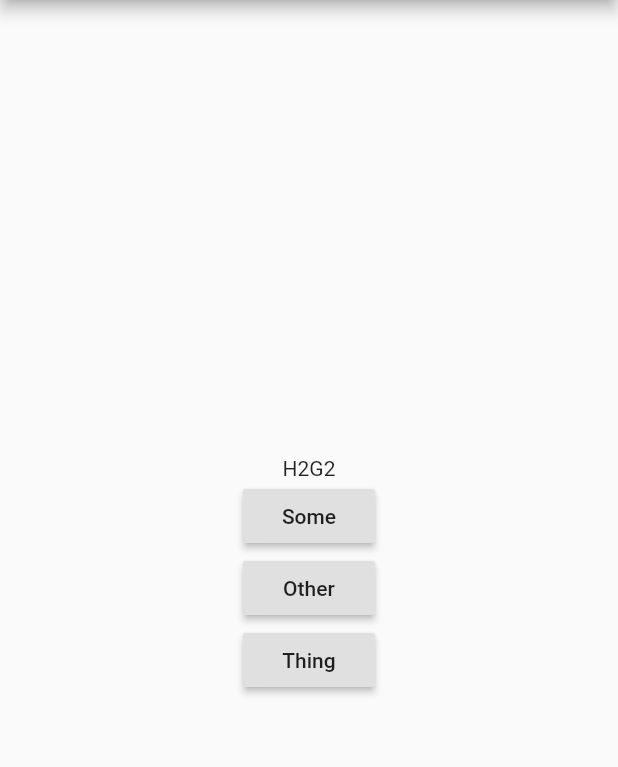
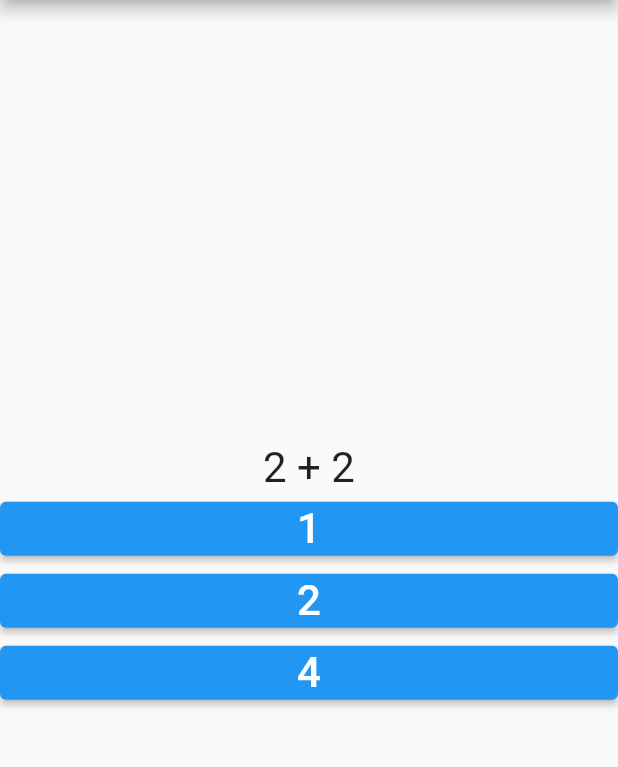
Before and after one commit to DiogoVieiraFerreira/mob2_quizz, a Flutter app: the screen it shows after launch, on a phone screen of 412 x 824 dp, the part 84-851 px from its top. Run offline on Flutter 3.47's test engine with Material 2 defaults, Android fonts, the phone set to English and light mode, and no system bars.

Commit message:
hurni quizz

```diff
--- a/lib/models/quiz_session.dart
+++ b/lib/models/quiz_session.dart
@@ -3,8 +3,9 @@ import 'package:quiz/models/question.dart';
 
 class QuizSession with ChangeNotifier {
   var _questions = [
-    Question("H2G2", ["Some", "Other", "Thing"], "Other"),
-    Question("Je suis ton père", ["Star Wars", "Bisounours", "Thing"], "Star Wars"),
+    Question("2 + 2", ["1", "2", "4"], "4", "come on"),
+    Question("Meaning of life?", ["God", "42", "Me"], "42", "H2G2"),
+    Question("May the Force be with you", ["Star Wars", "Forest Gump", "American Pie"], "Star Wars", "Skywalker"),
   ];
 
   var _currentQuestionIndex = 0;
--- a/lib/widgets/game_screen.dart
+++ b/lib/widgets/game_screen.dart
@@ -22,14 +22,17 @@ class GameScreen extends StatelessWidget {
 
   Widget buildQuestion(BuildContext context, Question question) {
     var answerButtons = question.answers.map((answer) {
-      return RaisedButton(
+      return ElevatedButton(
         onPressed: () {
           var session = Provider.of<QuizSession>(context, listen: false);
           if (session.checkAnswer(answer)) {
             session.nextQuestion();
           }
         },
-        child: Text(answer),
+        child: SizedBox(
+          width: double.infinity,
+          child: Text(answer, textScaleFactor: 2.0, textAlign: TextAlign.center)
+        )
       );
     });
 
@@ -37,7 +40,7 @@ class GameScreen extends StatelessWidget {
       child: Column(
         mainAxisAlignment: MainAxisAlignment.center,
         children: <Widget>[
-          Text(question.caption),
+          Text(question.caption, textScaleFactor: 2.0),
           ...answerButtons,
         ],
       ),
--- a/pubspec.yaml
+++ b/pubspec.yaml
@@ -24,7 +24,7 @@ dependencies:
   # Use with the CupertinoIcons class for iOS style icons.
   cupertino_icons: ^0.1.2
 
-  provider: ^4.0.4
+  provider: ^4.3.0
 
 dev_dependencies:
   flutter_test:
```
Also changed, not shown: pubspec.lock.
